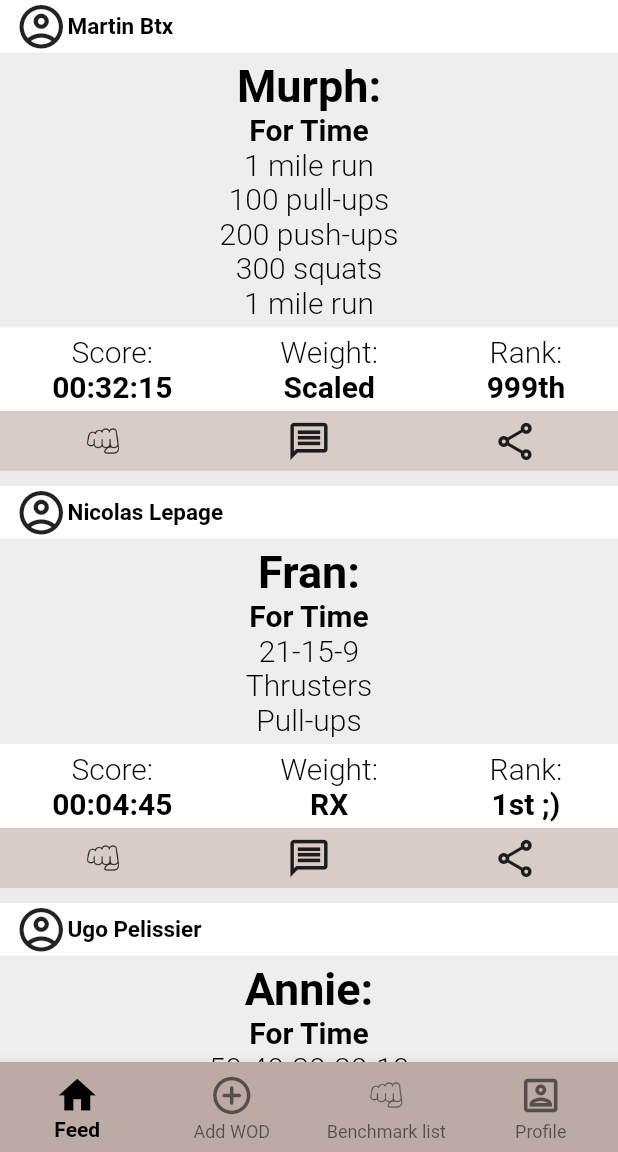
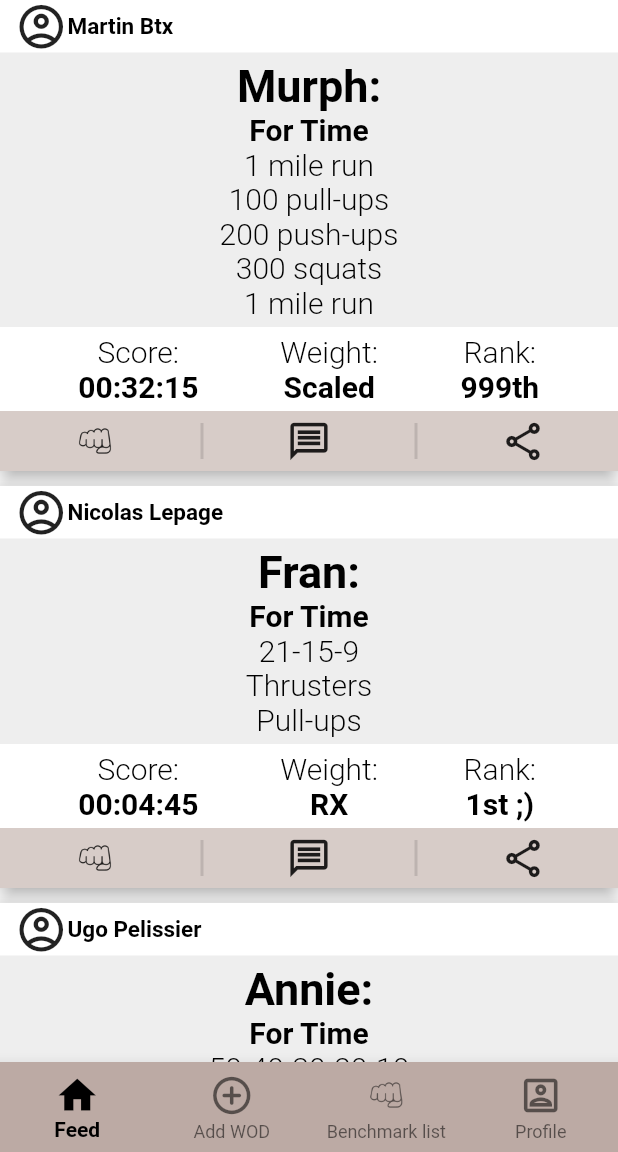
Before and after one commit to nicolaslepage/crossfeed, a Flutter app: the screen it shows after launch, on a phone screen of 412 x 824 dp, the part 84-1236 px from its top. Run offline on Flutter 3.47's test engine with Material 2 defaults, Android fonts, the phone set to English and light mode, and no system bars.

Commit message:
adeed raised categories

```diff
--- a/lib/category.dart
+++ b/lib/category.dart
@@ -46,10 +46,11 @@ class Category extends StatelessWidget {
   // Theme ancestor in the tree. Below, we obtain the display1 text theme.
   // See https://api.flutter.dev/flutter/material/Theme-class.html
   Widget build(BuildContext context) {
-    // TODO: Build the custom widget here, referring to the Specs.
+
     return Padding(
       padding: const EdgeInsets.only(bottom: 10.0),
       child:  Material(
+        elevation: 5,
         color: Colors.white,
         child: Column(
             children : [
@@ -94,7 +95,7 @@ class Category extends StatelessWidget {
                 color: Colors.white,
                 child:
                 Row(
-                    mainAxisAlignment: MainAxisAlignment.spaceAround,
+                    mainAxisAlignment: MainAxisAlignment.spaceEvenly,
                     children : [
                       Padding(
                         padding: const EdgeInsets.symmetric(vertical: 5.0),
@@ -148,11 +149,15 @@ class Category extends StatelessWidget {
                 color: Colors.brown[100],
                 child:
                 Row(
-                    mainAxisAlignment: MainAxisAlignment.spaceAround,
+                    mainAxisAlignment: MainAxisAlignment.spaceEvenly,
                     children : const [
                       Padding(
                         padding: EdgeInsets.symmetric(vertical: 5.0),
                         child: ImageIcon( AssetImage('assets/fist_outlined.png'), size : 30.0,),
+                      ),
+                      SizedBox(
+                        height: 24,
+                        child: VerticalDivider(thickness :2.0),
                       ),
                       Padding(
                         padding: EdgeInsets.symmetric(vertical: 5.0),
@@ -160,6 +165,10 @@ class Category extends StatelessWidget {
                           Icons.message_outlined,
                           size: 30.0,
                         ),
+                      ),
+                      SizedBox(
+                        height: 24,
+                        child: VerticalDivider(thickness :2.0),
                       ),
                       Padding(
                         padding: EdgeInsets.symmetric(vertical: 5.0),
--- a/lib/category_route.dart
+++ b/lib/category_route.dart
@@ -6,7 +6,7 @@ import 'package:flutter/material.dart';
 
 import 'category.dart';
 
-final _backgroundColor = Colors.brown[50];
+final _backgroundColor = Colors.white;
 
 /// Category Route (screen).
 ///
--- a/lib/widget/numbers_widget.dart
+++ b/lib/widget/numbers_widget.dart
@@ -9,7 +9,7 @@ class NumbersWidget extends StatelessWidget {
           buildDivider(),
           buildButton(context, '35', 'Following'),
           buildDivider(),
-          buildButton(context, '5 000 000', 'Followers'),
+          buildButton(context, '5 M', 'Followers'),
         ],
       );
   Widget buildDivider() => Container(
```
